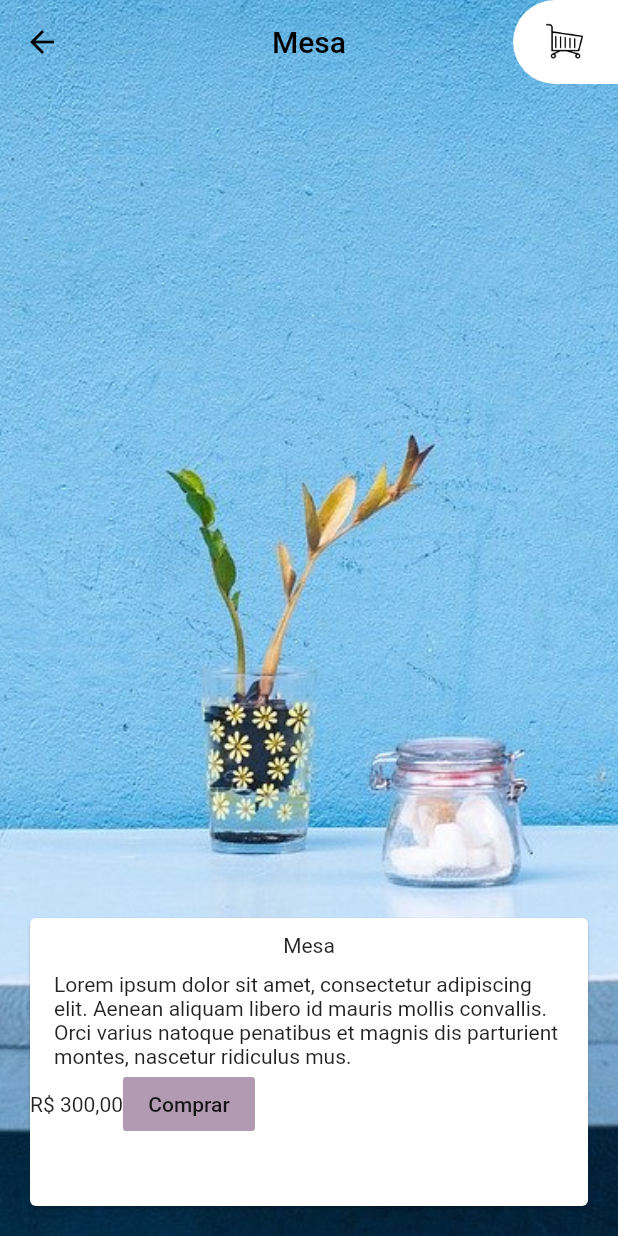
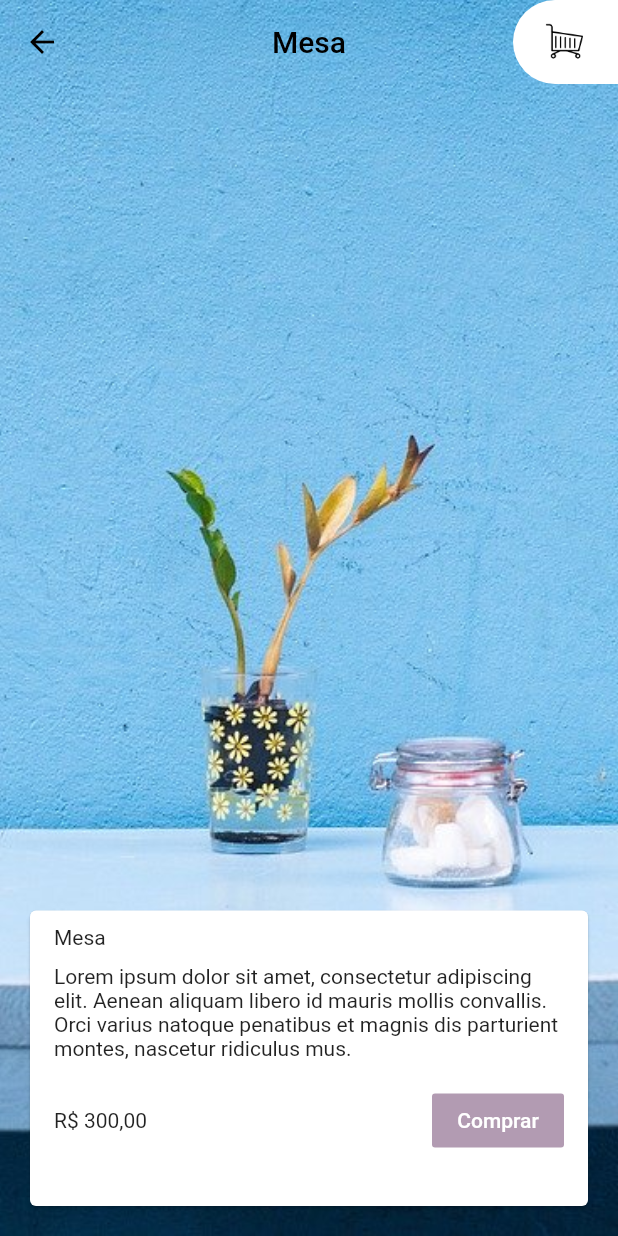
Before and after one commit to ohenriquemonte/flutter-layout-aplicacao-alr, a Flutter app: the screen it shows after launch, after a tap on "Mesa", on a phone screen of 412 x 824 dp. Run offline on Flutter 3.47's test engine with Material 2 defaults, Android fonts, the phone set to English and light mode, and no system bars.

Commit message:
06.03 - Textos

```diff
--- a/lib/paginas/detalhes.dart
+++ b/lib/paginas/detalhes.dart
@@ -26,7 +26,7 @@ class Detalhes extends StatelessWidget {
             alignment: Alignment.bottomCenter,
             child: Container(
               margin: EdgeInsets.all(16),
-              height: 200,
+              height: 205,
               child: CardDetalhes(
                 movel: movel,
               ),
--- a/lib/paginas/widgets/card_detalhes.dart
+++ b/lib/paginas/widgets/card_detalhes.dart
@@ -13,6 +13,7 @@ class CardDetalhes extends StatelessWidget {
   Widget build(BuildContext context) {
     return Card(
       child: Column(
+        crossAxisAlignment: CrossAxisAlignment.start,
         children: [
           TextoDetalhes(
             texto: movel.titulo,
@@ -20,15 +21,19 @@ class CardDetalhes extends StatelessWidget {
           TextoDetalhes(
             texto: movel.descricao,
           ),
-          Row(
+          Container(
+            margin: EdgeInsets.only(left: 16, right: 16, top: 16, bottom: 8),
+            child: Row(
+              mainAxisAlignment: MainAxisAlignment.spaceBetween,
               children: [
                 Text(formatacaoReais.format(movel.preco)),
                 FlatButton(
                   color: Theme.of(context).primaryColor,
                   onPressed: () {},
-                child: Text('Comprar'),
+                  child: Text('Comprar', style: TextStyle(color: Colors.white)),
                 )
               ],
+            ),
           ),
         ],
       ),
```
Also changed, not shown: pubspec.yaml (+4 -11 lines). Lines whose indentation alone changed are shown as unchanged.
